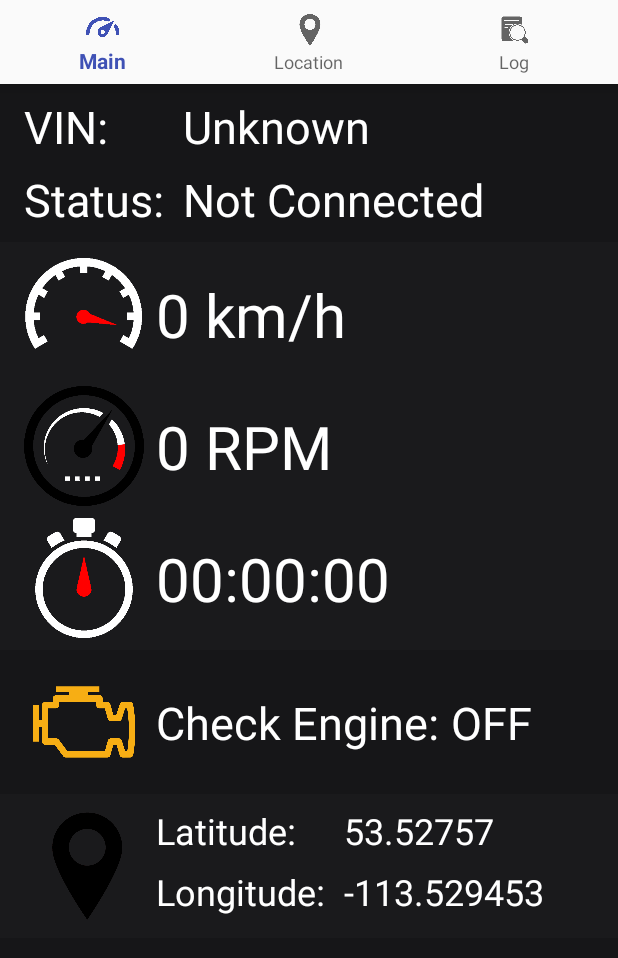
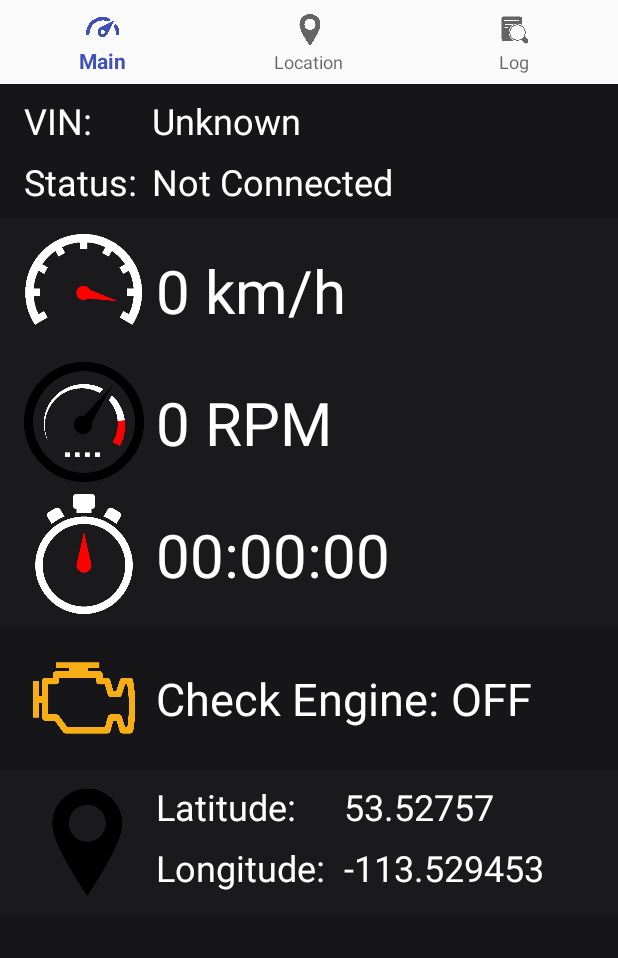
Before and after one commit to RileyMKDixon/SmartAVL, an Android app: the MainActivity screen opened directly, with no data from a screen before it, on a phone screen of 412 x 824 dp. Shown: the top 958 px of the screen. Run offline under Robolectric (Android 15) with nearby library versions, the phone set to English and light mode, and no system bars; 1 statement that could not run was skipped.

Commit message:
Adjusted VIN scale to fit screen. Fixed crash when Bluetooth not supported, or when map is slow to load.

```diff
--- a/Android/SmartAVL/app/src/main/java/ece492/smartavl/activities/MapsActivity.java
+++ b/Android/SmartAVL/app/src/main/java/ece492/smartavl/activities/MapsActivity.java
@@ -92,7 +92,7 @@ public class MapsActivity extends MainNavigationActivity implements OnMapReadyCa
 
     public void updateLocation(double lat, double lon, boolean moveCamera) {
         LatLng location = new LatLng(lat, lon);
-        marker.setPosition(location);
+        if (marker != null) marker.setPosition(location);
         latitudeTextView.setText(String.valueOf(lat));
         longitudeTextView.setText(String.valueOf(lon));
         latitudeTextView.invalidate();
--- a/Android/SmartAVL/app/src/main/java/ece492/smartavl/activities/SplashActivity.java
+++ b/Android/SmartAVL/app/src/main/java/ece492/smartavl/activities/SplashActivity.java
@@ -65,8 +65,10 @@ public class SplashActivity extends AppCompatActivity {
         singleanim = new ProgressBarAnimation(progressBar, 0, 100);
 
         BluetoothWrapper.setBluetoothAdapter(BluetoothAdapter.getDefaultAdapter());
-        pairedDevices = BluetoothWrapper.getBluetoothAdapter().getBondedDevices();
-        failedToConnectDevices = new ArrayList<BluetoothDevice>();
+        if (BluetoothWrapper.getBluetoothAdapter() != null){ // will be null if Bluetooth is not supported
+            pairedDevices = BluetoothWrapper.getBluetoothAdapter().getBondedDevices();
+            failedToConnectDevices = new ArrayList<BluetoothDevice>();
+        }
 
 
     }
@@ -291,7 +293,9 @@ public class SplashActivity extends AppCompatActivity {
         }catch(IllegalArgumentException e){
             // in case receiver was never successfully registered due to error in setup process
         }
-        BluetoothWrapper.getBluetoothAdapter().cancelDiscovery();
+        if (BluetoothWrapper.getBluetoothAdapter() != null){ // will be null if Bluetooth is not supported
+            BluetoothWrapper.getBluetoothAdapter().cancelDiscovery();
+        }
     }
 
 }
--- a/Android/SmartAVL/app/src/main/res/layout/activity_main.xml
+++ b/Android/SmartAVL/app/src/main/res/layout/activity_main.xml
@@ -31,10 +31,10 @@
             android:id="@+id/vin_textView"
             android:layout_width="wrap_content"
             android:layout_height="wrap_content"
-            android:layout_marginStart="50dp"
+            android:layout_marginStart="40dp"
             android:text="@string/vin"
             android:textColor="@android:color/white"
-            android:textSize="30sp"
+            android:textSize="24sp"
             app:layout_constraintStart_toEndOf="@+id/vin_title_textView"
             app:layout_constraintTop_toTopOf="@+id/vin_title_textView" />
 
@@ -46,7 +46,7 @@
             android:layout_marginBottom="8dp"
             android:text="@string/status_title"
             android:textColor="@android:color/white"
-            android:textSize="30sp"
+            android:textSize="24sp"
             app:layout_constraintBottom_toBottomOf="parent"
             app:layout_constraintStart_toStartOf="@+id/vin_title_textView"
             app:layout_constraintTop_toBottomOf="@+id/vin_title_textView" />
@@ -57,7 +57,7 @@
             android:layout_height="wrap_content"
             android:text="@string/status_connected"
             android:textColor="@android:color/white"
-            android:textSize="30sp"
+            android:textSize="24sp"
             app:layout_constraintStart_toStartOf="@+id/vin_textView"
             app:layout_constraintTop_toTopOf="@+id/status_title_textView" />
 
@@ -69,7 +69,7 @@
             android:layout_marginTop="8dp"
             android:text="@string/vin_title"
             android:textColor="@android:color/white"
-            android:textSize="30sp"
+            android:textSize="24sp"
             app:layout_constraintStart_toStartOf="parent"
             app:layout_constraintTop_toTopOf="parent" />
 
```
